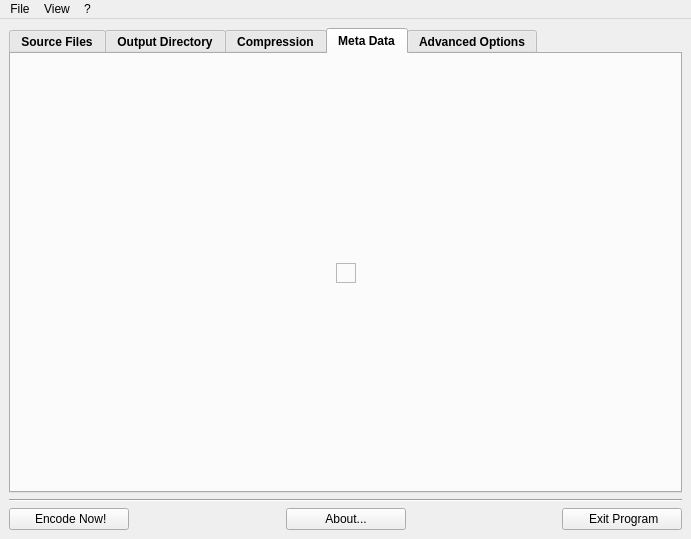
The window that LameXP_QT/gui/MainWindow.ui (manojkumardshenoy/mulder) describes before a commit, drawn with Qt 5.
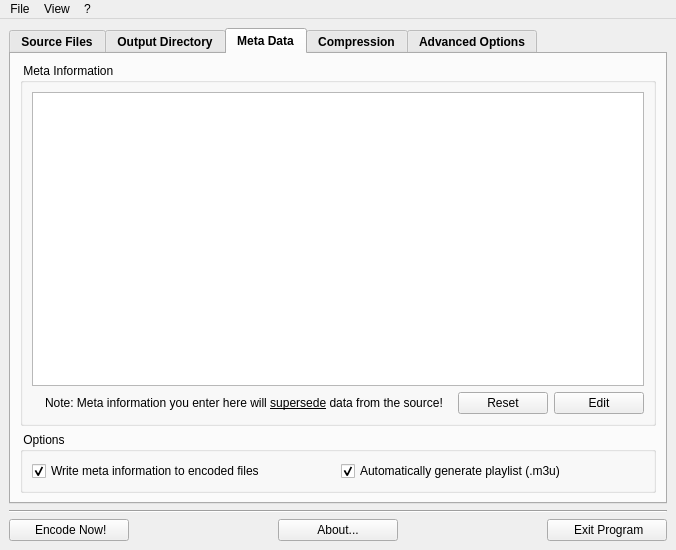
The same window after the commit. The open tabs and pages were chosen to show the change. Icons and pictures are not drawn.

What changed in the file:
```diff
--- a/LameXP_QT/gui/MainWindow.ui
+++ b/LameXP_QT/gui/MainWindow.ui
@@ -6,8 +6,8 @@
    <rect>
     <x>0</x>
     <y>0</y>
-    <width>691</width>
-    <height>539</height>
+    <width>676</width>
+    <height>550</height>
    </rect>
   </property>
   <property name="windowTitle">
@@ -194,15 +194,15 @@
                </spacer>
               </item>
               <item>
-               <widget class="QPushButton" name="buttonEditMeta">
+               <widget class="QPushButton" name="buttonShowDetails">
                 <property name="minimumSize">
                  <size>
-                  <width>90</width>
+                  <width>105</width>
                   <height>0</height>
                  </size>
                 </property>
                 <property name="text">
-                 <string> Edit Meta</string>
+                 <string>Show Details</string>
                 </property>
                 <property name="icon">
                  <iconset resource="../res/Icons.qrc">
@@ -365,6 +365,172 @@
           </item>
          </layout>
         </widget>
+        <widget class="QWidget" name="tabMetaData">
+         <attribute name="icon">
+          <iconset resource="../res/Icons.qrc">
+           <normaloff>:/icons/cd_edit.png</normaloff>:/icons/cd_edit.png</iconset>
+         </attribute>
+         <attribute name="title">
+          <string>Meta Data</string>
+         </attribute>
+         <layout class="QGridLayout" name="gridLayout_6">
+          <item row="0" column="0">
+           <layout class="QGridLayout" name="gridLayout_5">
+            <item row="0" column="1" colspan="2">
+             <widget class="QGroupBox" name="metaDataGroupBox">
+              <property name="font">
+               <font>
+                <weight>50</weight>
+                <bold>false</bold>
+               </font>
+              </property>
+              <property name="title">
+               <string> Meta Information </string>
+              </property>
+              <layout class="QGridLayout" name="gridLayout_9">
+               <item row="0" column="0" colspan="4">
+                <widget class="QTableView" name="metaDataView">
+                 <property name="selectionMode">
+                  <enum>QAbstractItemView::SingleSelection</enum>
+                 </property>
+                 <property name="selectionBehavior">
+                  <enum>QAbstractItemView::SelectRows</enum>
+                 </property>
+                 <property name="wordWrap">
+                  <bool>false</bool>
+                 </property>
+                 <attribute name="horizontalHeaderHighlightSections">
+                  <bool>false</bool>
+                 </attribute>
+                 <attribute name="horizontalHeaderStretchLastSection">
+                  <bool>true</bool>
+                 </attribute>
+                 <attribute name="verticalHeaderHighlightSections">
+                  <bool>false</bool>
+                 </attribute>
+                </widget>
+               </item>
+               <item row="3" column="3">
+                <widget class="QPushButton" name="buttonEditMeta">
+                 <property name="maximumSize">
+                  <size>
+                   <width>90</width>
+                   <height>16777215</height>
+                  </size>
+                 </property>
+                 <property name="text">
+                  <string>Edit</string>
+                 </property>
+                 <property name="icon">
+                  <iconset resource="../res/Icons.qrc">
+                   <normaloff>:/icons/table_edit.png</normaloff>:/icons/table_edit.png</iconset>
+                 </property>
+                </widget>
+               </item>
+               <item row="3" column="1">
+                <widget class="QLabel" name="labelEditMetaHint">
+                 <property name="text">
+                  <string>Note: Meta information you enter here will &lt;u&gt;supersede&lt;/u&gt; data from the source!</string>
+                 </property>
+                 <property name="wordWrap">
+                  <bool>true</bool>
+                 </property>
+                </widget>
+               </item>
+               <item row="3" column="0">
+                <widget class="QLabel" name="labelEditMetaIcon">
+                 <property name="sizePolicy">
+                  <sizepolicy hsizetype="Maximum" vsizetype="Preferred">
+                   <horstretch>0</horstretch>
+                   <verstretch>0</verstretch>
+                  </sizepolicy>
+                 </property>
+                 <property name="text">
+                  <string/>
+                 </property>
+                 <property name="pixmap">
+                  <pixmap resource="../res/Icons.qrc">:/icons/feed.png</pixmap>
+                 </property>
+                 <property name="alignment">
+                  <set>Qt::AlignLeading|Qt::AlignLeft|Qt::AlignVCenter</set>
+                 </property>
+                </widget>
+               </item>
+               <item row="3" column="2">
+                <widget class="QPushButton" name="buttonClearMeta">
+                 <property name="maximumSize">
+                  <size>
+                   <width>90</width>
+                   <height>16777215</height>
+                  </size>
+                 </property>
+                 <property name="text">
+                  <string>Reset</string>
+                 </property>
+                 <property name="icon">
+                  <iconset resource="../res/Icons.qrc">
+                   <normaloff>:/icons/bomb.png</normaloff>:/icons/bomb.png</iconset>
+                 </property>
+                </widget>
+               </item>
+              </layout>
+             </widget>
+            </item>
+            <item row="1" column="1" rowspan="2" colspan="2">
+             <widget class="QGroupBox" name="groupBox">
+              <property name="font">
+               <font>
+                <weight>50</weight>
+                <bold>false</bold>
+               </font>
+              </property>
+              <property name="title">
+               <string> Options </string>
+              </property>
+              <layout class="QGridLayout" name="gridLayout_11">
+               <item row="0" column="0">
+                <layout class="QGridLayout" name="gridLayout_10">
+                 <item row="0" column="1">
+                  <widget class="QCheckBox" name="generatePlaylistCheckBox">
+                   <property name="font">
+                    <font>
+                     <weight>50</weight>
+                     <bold>false</bold>
+                    </font>
+                   </property>
+                   <property name="text">
+                    <string>Automatically generate playlist (.m3u)</string>
+                   </property>
+                   <property name="checked">
+                    <bool>true</bool>
+                   </property>
+                  </widget>
+                 </item>
+                 <item row="0" column="0">
+                  <widget class="QCheckBox" name="writeMetaDataCheckBox">
+                   <property name="font">
+                    <font>
+                     <weight>50</weight>
+                     <bold>false</bold>
+                    </font>
+                   </property>
+                   <property name="text">
+                    <string>Write meta information to encoded files</string>
+                   </property>
+                   <property name="checked">
+                    <bool>true</bool>
+                   </property>
+                  </widget>
+                 </item>
+                </layout>
+               </item>
+              </layout>
+             </widget>
+            </item>
+           </layout>
+          </item>
+         </layout>
+        </widget>
         <widget class="QWidget" name="tabCompressionSetting">
          <attribute name="icon">
           <iconset resource="../res/Icons.qrc">
@@ -451,92 +617,6 @@
           </item>
          </layout>
         </widget>
-        <widget class="QWidget" name="tabMetaData">
-         <attribute name="icon">
-          <iconset resource="../res/Icons.qrc">
-           <normaloff>:/icons/cd_edit.png</normaloff>:/icons/cd_edit.png</iconset>
-         </attribute>
-         <attribute name="title">
-          <string>Meta Data</string>
-         </attribute>
-         <layout class="QGridLayout" name="gridLayout_6">
-          <item row="0" column="0">
-           <layout class="QGridLayout" name="gridLayout_5">
-            <item row="1" column="1">
-             <widget class="QLabel" name="label_3">
-              <property name="frameShape">
-               <enum>QFrame::StyledPanel</enum>
-              </property>
-              <property name="frameShadow">
-               <enum>QFrame::Sunken</enum>
-              </property>
-              <property name="text">
-               <string/>
-              </property>
-              <property name="pixmap">
-               <pixmap resource="../res/Images.qrc">:/images/Construction.gif</pixmap>
-              </property>
-              <property name="alignment">
-               <set>Qt::AlignCenter</set>
-              </property>
-             </widget>
-            </item>
-            <item row="1" column="0">
-             <spacer name="horizontalSpacer_10">
-              <property name="orientation">
-               <enum>Qt::Horizontal</enum>
-              </property>
-              <property name="sizeHint" stdset="0">
-               <size>
-                <width>40</width>
-                <height>20</height>
-               </size>
-              </property>
-             </spacer>
-            </item>
-            <item row="1" column="2">
-             <spacer name="horizontalSpacer_11">
-              <property name="orientation">
-               <enum>Qt::Horizontal</enum>
-              </property>
-              <property name="sizeHint" stdset="0">
-               <size>
-                <width>40</width>
-                <height>20</height>
-               </size>
-              </property>
-             </spacer>
-            </item>
-            <item row="0" column="1">
-             <spacer name="verticalSpacer_5">
-              <property name="orientation">
-               <enum>Qt::Vertical</enum>
-              </property>
-              <property name="sizeHint" stdset="0">
-               <size>
-                <width>20</width>
-                <height>40</height>
-               </size>
-              </property>
-             </spacer>
-            </item>
-            <item row="2" column="1">
-             <spacer name="verticalSpacer_6">
-              <property name="orientation">
-               <enum>Qt::Vertical</enum>
-              </property>
-              <property name="sizeHint" stdset="0">
-               <size>
-                <width>20</width>
-                <height>40</height>
-               </size>
-              </property>
-             </spacer>
-            </item>
-           </layout>
-          </item>
-         </layout>
-        </widget>
         <widget class="QWidget" name="tabOptions">
          <attribute name="icon">
           <iconset resource="../res/Icons.qrc">
@@ -731,7 +811,7 @@
     <rect>
      <x>0</x>
      <y>0</y>
-     <width>691</width>
+     <width>676</width>
      <height>21</height>
     </rect>
    </property>
```
Left out of the diff: 178 changed lines with no effect on the pictures.
